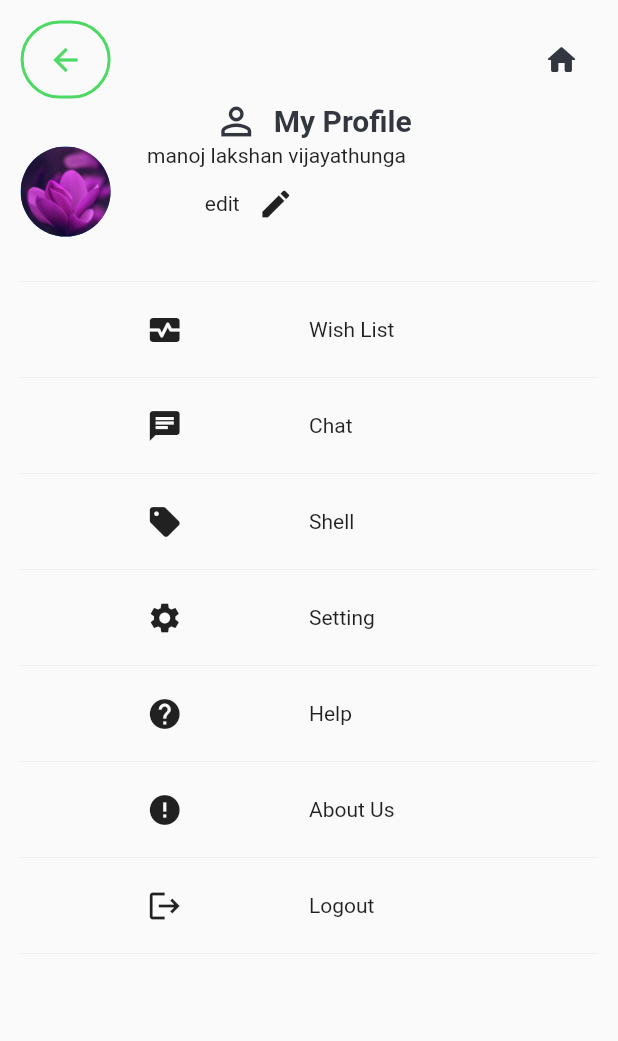
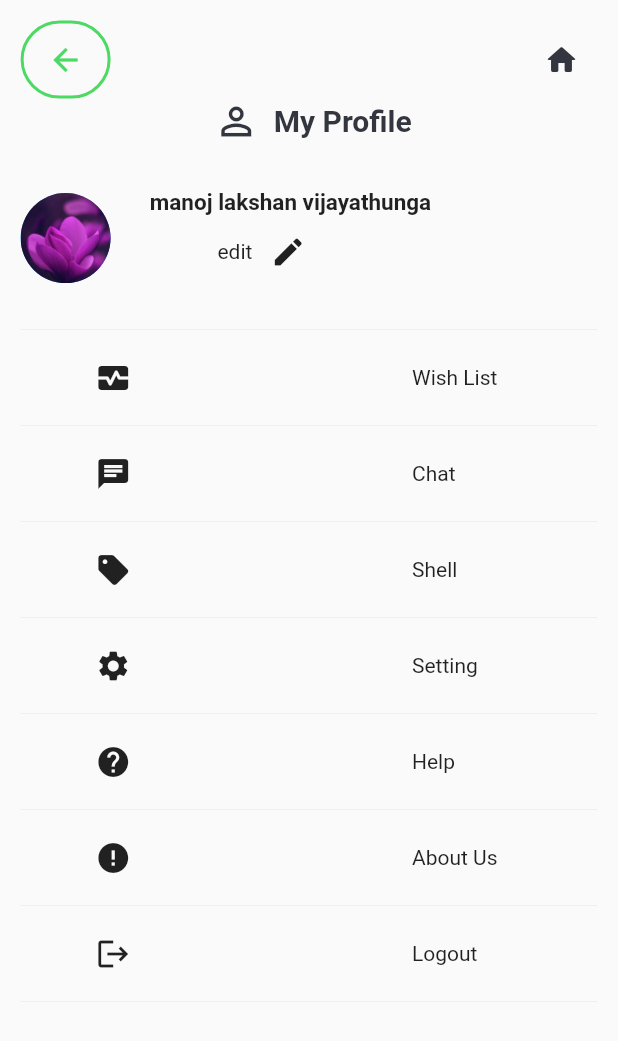
Before and after one commit to virokalu/ProjectBloem, a Flutter app: the screen it shows after launch, on a phone screen of 412 x 824 dp. Shown: the top 1041 px of the screen. Run offline on Flutter 3.47's test engine with Material 2 defaults, Android fonts, the phone set to English and light mode, and no system bars; our stand-ins replace device_preview; Roboto replaces fonts that are missing (Poppins).

Commit message:
my_profile_screen

```diff
--- a/lib/screens/user_profile/iconwith_text.dart
+++ b/lib/screens/user_profile/iconwith_text.dart
@@ -10,6 +10,9 @@ class IconWithText extends StatelessWidget {
 
   @override
   Widget build(BuildContext context) {
+    var size,width,height;
+    size = MediaQuery.of(context).size;
+    width = size.width;
     return Row(
         children: [
           Expanded(
@@ -18,6 +21,7 @@ class IconWithText extends StatelessWidget {
               icon: Icon(icon),
            ),
           ),
+          SizedBox(width: width/3,),
           Expanded(
             child: Text(
               text,
--- a/lib/screens/user_profile/profile.dart
+++ b/lib/screens/user_profile/profile.dart
@@ -12,7 +12,7 @@ class UserProfile extends StatelessWidget {
   Widget build(BuildContext context) {
     var size = MediaQuery.of(context).size;
     var width = size.width;
-    //var height = size.height;
+    var height = size.height;
 
     return SafeArea(
         child: Scaffold(
@@ -22,6 +22,7 @@ class UserProfile extends StatelessWidget {
 
               children: const [
                 ButtonText(text: " My Profile", icon: Icons.person_outline),
+                SizedBox(height: 30,),
                 UserDetail(name: "       manoj lakshan vijayathunga", image: "images/background1.jpg"),
                 SizedBox(height: 20,),
                 Divider(color: Color.fromARGB(255, 243, 236, 236)),
--- a/lib/screens/user_profile/user_details.dart
+++ b/lib/screens/user_profile/user_details.dart
@@ -27,7 +27,11 @@ class UserDetail extends StatelessWidget {
           Column(
             children: [
               Text(name,
-                //textAlign: TextAlign.justif,
+                style: const TextStyle(
+                  fontWeight: FontWeight.bold,
+                  fontFamily: 'Poppins',
+                  fontSize: 15,
+                ),
               ),
               Row(
                 children: [
```
